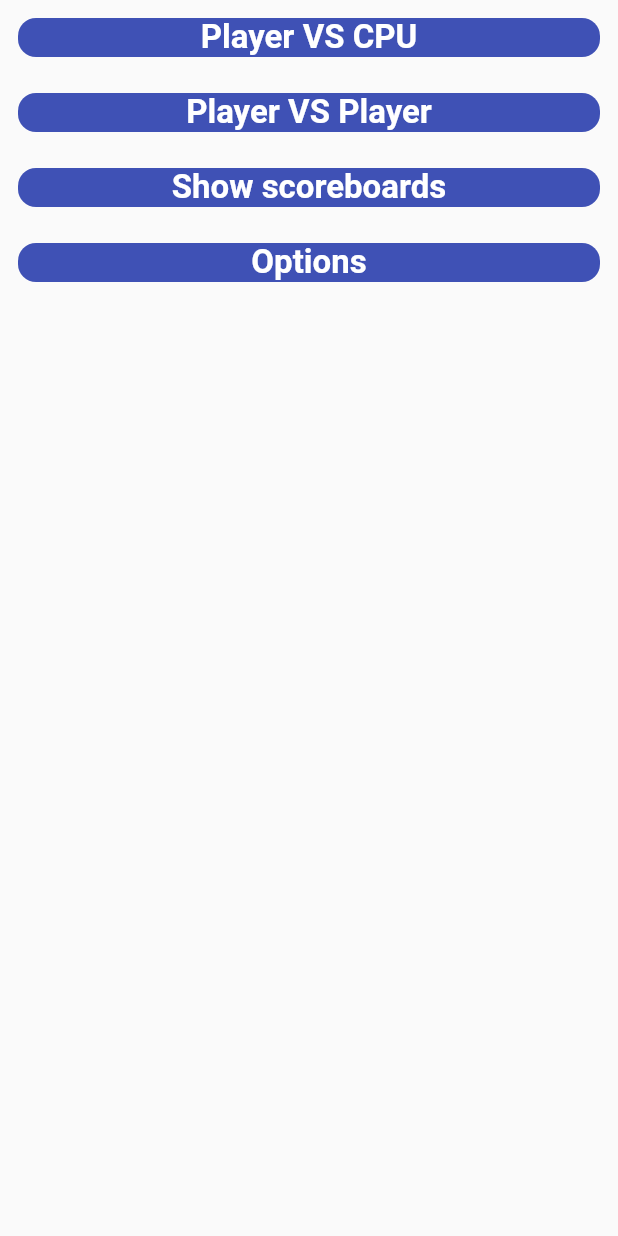
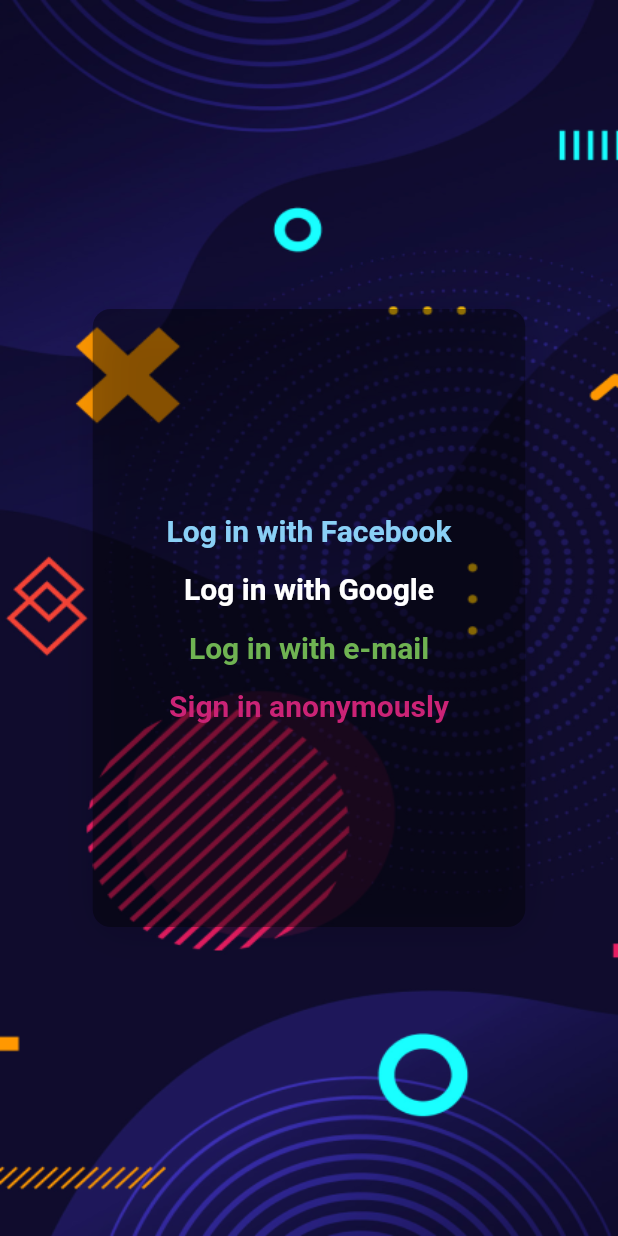
Before and after one commit to thassio-vinicius/tictactoe, a Flutter app: the screen it shows after launch, on a phone screen of 412 x 824 dp. Run offline on Flutter 3.47's test engine with Material 2 defaults, Android fonts, the phone set to English and light mode, and no system bars; our stand-ins replace google_fonts.

Commit message:
login screen added; project configurated for firebase implementation

```diff
--- a/lib/main.dart
+++ b/lib/main.dart
@@ -1,7 +1,7 @@
 import 'package:flutter/material.dart';
 import 'package:provider/provider.dart';
 import 'package:tictactoe/providers/game_provider.dart';
-import 'package:tictactoe/screens/home_screen.dart';
+import 'package:tictactoe/screens/login_screen.dart';
 
 void main() {
   runApp(MultiProvider(
@@ -9,7 +9,7 @@ void main() {
       ChangeNotifierProvider<GameProvider>(create: (_) => GameProvider()),
     ],
     child: MaterialApp(
-      home: HomeScreen(),
+      home: LoginScreen(),
       debugShowCheckedModeBanner: false,
     ),
   ));
--- a/lib/screens/game_screen.dart
+++ b/lib/screens/game_screen.dart
@@ -30,6 +30,7 @@ class _GameScreenState extends State<GameScreen> {
   @override
   Widget build(BuildContext context) {
     return Scaffold(
+      resizeToAvoidBottomInset: false,
       body: SafeArea(
         child: Center(
           child: Consumer<GameProvider>(
@@ -48,6 +49,10 @@ class _GameScreenState extends State<GameScreen> {
                         padding: const EdgeInsets.all(8.0),
                         onPressed: provider.buttonsList[i].enabled
                             ? () {
+                                print("make move current playe: " +
+                                    provider.currentPlayer.toString());
+                                print('is cpu: ' +
+                                    provider.isPlayerVsCpu.toString());
                                 provider.makeMove(provider.buttonsList[i]);
                                 _canShowDialog(provider);
                               }
--- a/lib/screens/home_screen.dart
+++ b/lib/screens/home_screen.dart
@@ -22,6 +22,7 @@ class _HomeScreenState extends State<HomeScreen> {
   @override
   Widget build(BuildContext context) {
     return Scaffold(
+      resizeToAvoidBottomInset: false,
       body: Center(
         child: Column(
           children: <Widget>[
--- /dev/null
+++ b/lib/screens/login_screen.dart
@@ -0,0 +1,107 @@
+import 'package:flutter/material.dart';
+import 'package:google_fonts/google_fonts.dart';
+import 'package:tictactoe/screens/home_screen.dart';
+import 'package:tictactoe/utils/hex_color.dart';
+
+class LoginScreen extends StatefulWidget {
+  @override
+  _LoginScreenState createState() => _LoginScreenState();
+}
+
+class _LoginScreenState extends State<LoginScreen> {
+  @override
+  Widget build(BuildContext context) {
+    return Scaffold(
+      resizeToAvoidBottomInset: false,
+      body: Stack(
+        children: <Widget>[
+          Container(
+            width: MediaQuery.of(context).size.width,
+            height: MediaQuery.of(context).size.height,
+            child: Image.asset(
+              'assets/images/background.png',
+              fit: BoxFit.fill,
+            ),
+          ),
+          Center(
+            child: Container(
+              width: MediaQuery.of(context).size.width * 0.70,
+              height: MediaQuery.of(context).size.height * 0.50,
+              decoration: BoxDecoration(
+                color: Colors.black.withOpacity(0.4),
+                borderRadius: BorderRadius.all(Radius.circular(12)),
+                boxShadow: [
+                  BoxShadow(
+                    color: Colors.black12,
+                    offset: Offset(2.0, 4.0),
+                    blurRadius: 24,
+                  ),
+                ],
+              ),
+              child: Padding(
+                padding: const EdgeInsets.all(8.0),
+                child: Column(
+                  mainAxisAlignment: MainAxisAlignment.center,
+                  children: <Widget>[
+                    _buildLoginOption(
+                      loginText: 'Log in with Facebook',
+                      buttonColor: HexColor('#8AD0F6'),
+                      onLoginTap: () => _onLoginTap(),
+                    ),
+                    _buildLoginOption(
+                      loginText: 'Log in with Google',
+                      buttonColor: Colors.white,
+                      onLoginTap: () => _onLoginTap(),
+                    ),
+                    _buildLoginOption(
+                      loginText: 'Log in with e-mail',
+                      buttonColor: HexColor('#6FB352'),
+                      onLoginTap: () => _onLoginTap(),
+                    ),
+                    _buildLoginOption(
+                      loginText: 'Sign in anonymously',
+                      buttonColor: HexColor('#CB2376'),
+                      onLoginTap: () => _onLoginTap(),
+                    ),
+                  ],
+                ),
+              ),
+            ),
+          )
+        ],
+      ),
+    );
+  }
+
+  Widget _buildLoginOption({
+    Function onLoginTap,
+    String loginText,
+    Color buttonColor,
+  }) {
+    return Padding(
+      padding: const EdgeInsets.symmetric(vertical: 8.0, horizontal: 4),
+      child: InkWell(
+        onTap: onLoginTap,
+        child: Text(
+          loginText,
+          style: GoogleFonts.montserratAlternates(
+            fontSize: 20,
+            color: buttonColor,
+            fontWeight: FontWeight.bold,
+          ),
+        ),
+      ),
+    );
+  }
+
+  _onLoginTap() {
+    return Navigator.pushReplacement(
+      context,
+      MaterialPageRoute(
+        builder: (_) => HomeScreen(),
+      ),
+    );
+  }
+}
+
+//enum LoginOptions { anonymous, facebook, google, email }
--- /dev/null
+++ b/lib/utils/hex_color.dart
@@ -0,0 +1,13 @@
+import 'package:flutter/cupertino.dart';
+
+class HexColor extends Color {
+  HexColor(final String hexColor) : super(_convertHexToColor(hexColor));
+
+  static int _convertHexToColor(String color) {
+    String tempColor = color.toUpperCase().replaceAll('#', '');
+    if (tempColor.length == 6) {
+      tempColor = 'FF$tempColor';
+    }
+    return int.parse(tempColor, radix: 16);
+  }
+}
```
Also changed, not shown: lib/models/user.dart (added, +39 -0 lines), lib/providers/game_provider.dart (+22 -28 lines), pubspec.yaml (+7 -0 lines), assets/images/background.png (added), assets/images/logo.png (added), pubspec.lock, 5 other files.
